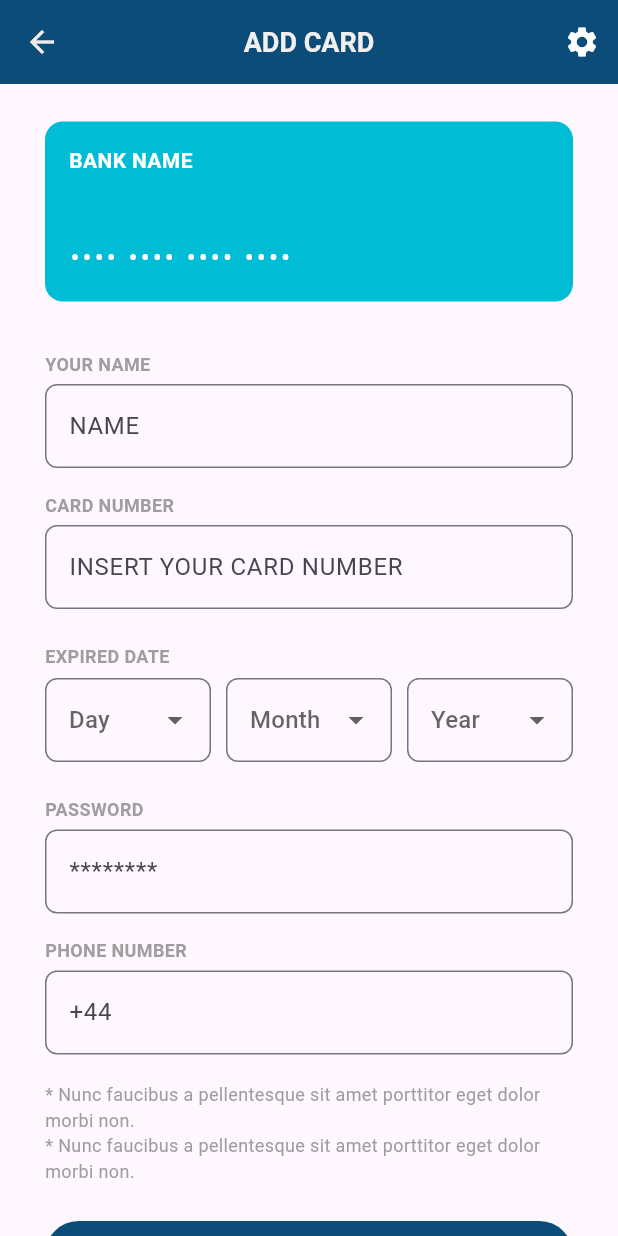
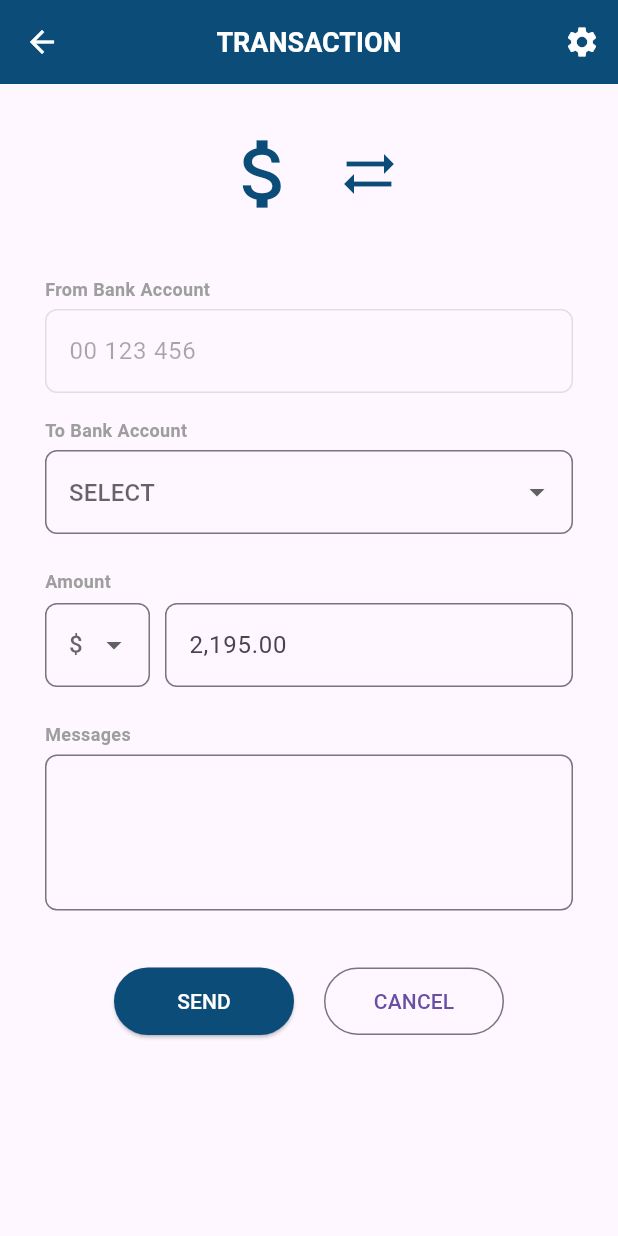
Before and after one commit to Uc54834/Bank_app, a Flutter app: the HomePage screen opened directly, after a tap on "TRANSFER", on a phone screen of 412 x 824 dp. Run offline on Flutter 3.47's test engine with Material 3 defaults, Android fonts, the phone set to English and light mode, and no system bars.

Commit message:
Add transaction page UI

```diff
--- a/banck_app/lib/pages/home_page.dart
+++ b/banck_app/lib/pages/home_page.dart
@@ -1,6 +1,7 @@
 import 'package:flutter/material.dart';
 import 'account_page.dart';
 import 'add_card_page.dart';
+import 'transaction_page.dart';
 
 class HomePage extends StatelessWidget {
   const HomePage({super.key});
@@ -12,7 +13,16 @@ class HomePage extends StatelessWidget {
       appBar: AppBar(
         backgroundColor: const Color(0xFF0B4D78),
         elevation: 0,
-        leading: IconButton(icon: const Icon(Icons.menu, color: Color.fromARGB(255, 255, 255, 255),), onPressed: () {}),
+        leading: IconButton(
+          icon: const Icon(Icons.menu, color: Color.fromARGB(255, 255, 255, 255),),
+           onPressed: () {
+             Navigator.push(
+                        context,
+                        MaterialPageRoute(
+                          builder: (context) => const AddCardPage(),
+                        ),
+  );
+           }),
         actions: [
           IconButton(
             icon: const Icon(Icons.settings, color: Color.fromARGB(255, 255, 255, 255),),
@@ -99,7 +109,7 @@ class HomePage extends StatelessWidget {
                       Navigator.push(
                         context,
                         MaterialPageRoute(
-                          builder: (context) => const AddCardPage(),
+                          builder: (context) => const TransactionPage(),
                         ),
                       );
                     },
--- /dev/null
+++ b/banck_app/lib/pages/transaction_page.dart
@@ -0,0 +1,209 @@
+import 'package:flutter/material.dart';
+
+class TransactionPage extends StatelessWidget {
+  const TransactionPage({super.key});
+
+  @override
+  Widget build(BuildContext context) {
+    return Scaffold(
+      appBar: AppBar(
+        backgroundColor: const Color(0xFF0B4D78),
+        leading: IconButton(
+          icon: const Icon(Icons.arrow_back, color: Color.fromARGB(255, 255, 255, 255),),
+          onPressed: () => Navigator.pop(context),
+        ),
+        title: const Text('TRANSACTION',
+          style: TextStyle(
+                    color: Colors.white,
+                    fontSize: 18,
+                    fontWeight: FontWeight.bold,
+                  ),),
+        centerTitle: true,
+        actions: [
+          IconButton(
+            icon: const Icon(Icons.settings, color: Color.fromARGB(255, 255, 255, 255),),
+            onPressed: () {},
+          ),
+        ],
+      ),
+      body: SingleChildScrollView(
+        padding: const EdgeInsets.symmetric(horizontal: 30),
+        child: Column(
+          children: [
+            const SizedBox(height: 30),
+
+            // Money icon section
+            Row(
+              mainAxisAlignment: MainAxisAlignment.center,
+              children: const [
+                Icon(Icons.attach_money, size: 60, color: Color(0xFF0B4D78)),
+                SizedBox(width: 20),
+                Icon(Icons.sync_alt, size: 40, color: Color(0xFF0B4D78)),
+              ],
+            ),
+
+            const SizedBox(height: 30),
+
+            _inputField(
+              label: 'From Bank Account',
+              hint: '00 123 456',
+              enabled: false,
+            ),
+
+            _dropdownField(
+              label: 'To Bank Account',
+              hint: 'SELECT',
+            ),
+
+            const SizedBox(height: 15),
+
+            // Amount row
+            Align(
+              alignment: Alignment.centerLeft,
+              child: Text(
+                'Amount',
+                style: _labelStyle(),
+              ),
+            ),
+            const SizedBox(height: 6),
+            Row(
+              children: [
+                SizedBox(
+                  width: 70,
+                  child: DropdownButtonFormField(
+                    items: const [
+                      DropdownMenuItem(value: '\$', child: Text('\$')),
+                      DropdownMenuItem(value: '€', child: Text('€')),
+                      DropdownMenuItem(value: '₹', child: Text('₹')),
+                    ],
+                    onChanged: (value) {},
+                    decoration: _inputDecoration(),
+                    hint: const Text('\$'),
+                  ),
+                ),
+                const SizedBox(width: 10),
+                Expanded(
+                  child: TextField(
+                    keyboardType: TextInputType.number,
+                    decoration: _inputDecoration(
+                      hint: '2,195.00',
+                    ),
+                  ),
+                ),
+              ],
+            ),
+
+            const SizedBox(height: 15),
+
+            _inputField(
+              label: 'Messages',
+              hint: '',
+              maxLines: 3,
+            ),
+
+            const SizedBox(height: 30),
+
+            // Buttons
+            Row(
+              mainAxisAlignment: MainAxisAlignment.center,
+              children: [
+                SizedBox(
+                  width: 120,
+                  height: 45,
+                  child: ElevatedButton(
+                    style: ElevatedButton.styleFrom(
+                      backgroundColor: const Color(0xFF0B4D78),
+                    ),
+                    onPressed: () {},
+                    child: const Text('SEND',
+                        style: TextStyle(
+                        color: Colors.white,
+                      ),
+                    ),
+                  ),
+                ),
+                const SizedBox(width: 20),
+                SizedBox(
+                  width: 120,
+                  height: 45,
+                  child: OutlinedButton(
+                    onPressed: () => Navigator.pop(context),
+                    child: const Text('CANCEL'),
+                  ),
+                ),
+              ],
+            ),
+
+            const SizedBox(height: 40),
+          ],
+        ),
+      ),
+    );
+  }
+
+  // ---------- Helpers ----------
+
+  static TextStyle _labelStyle() {
+    return const TextStyle(
+      fontSize: 12,
+      fontWeight: FontWeight.bold,
+      color: Colors.grey,
+    );
+  }
+
+  static InputDecoration _inputDecoration({String? hint}) {
+    return InputDecoration(
+      hintText: hint,
+      border: OutlineInputBorder(
+        borderRadius: BorderRadius.circular(8),
+      ),
+    );
+  }
+
+  static Widget _inputField({
+    required String label,
+    required String hint,
+    bool enabled = true,
+    int maxLines = 1,
+  }) {
+    return Padding(
+      padding: const EdgeInsets.symmetric(vertical: 8),
+      child: Column(
+        crossAxisAlignment: CrossAxisAlignment.start,
+        children: [
+          Text(label, style: _labelStyle()),
+          const SizedBox(height: 5),
+          TextField(
+            enabled: enabled,
+            maxLines: maxLines,
+            decoration: _inputDecoration(hint: hint),
+          ),
+        ],
+      ),
+    );
+  }
+
+  static Widget _dropdownField({
+    required String label,
+    required String hint,
+  }) {
+    return Padding(
+      padding: const EdgeInsets.symmetric(vertical: 8),
+      child: Column(
+        crossAxisAlignment: CrossAxisAlignment.start,
+        children: [
+          Text(label, style: _labelStyle()),
+          const SizedBox(height: 5),
+          DropdownButtonFormField(
+            items: const [
+              DropdownMenuItem(value: 'acc1', child: Text('Account 1')),
+              DropdownMenuItem(value: 'acc2', child: Text('Account 2')),
+            ],
+            onChanged: (value) {},
+            decoration: _inputDecoration(hint: hint),
+          ),
+        ],
+      ),
+    );
+  }
+}
```
